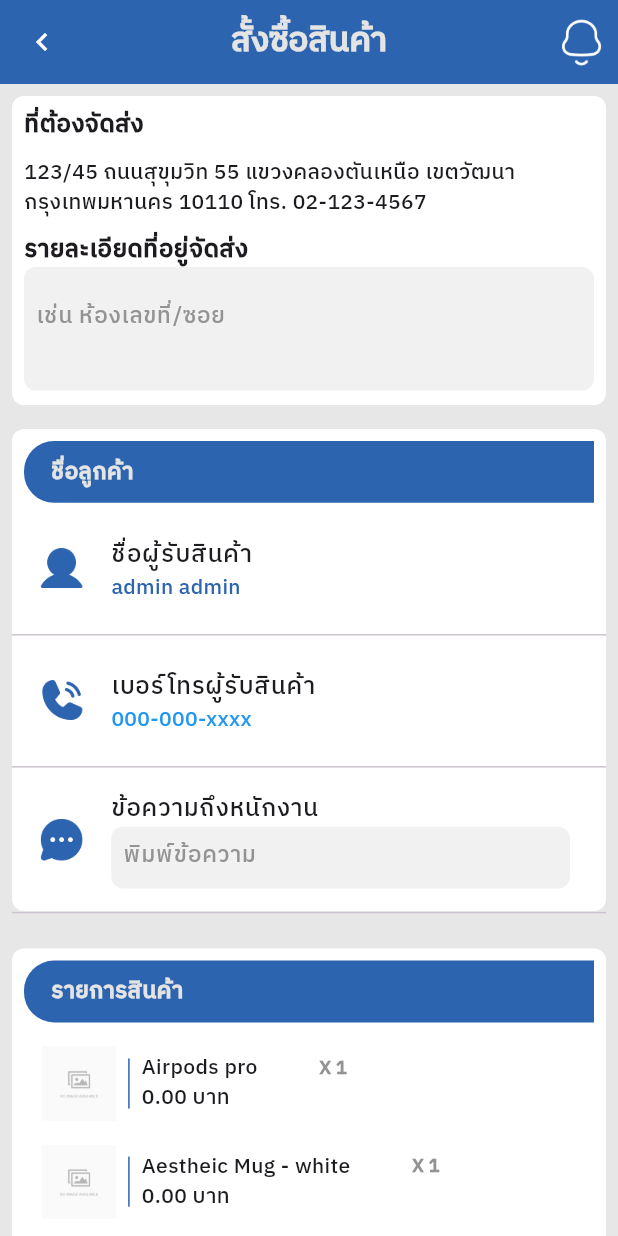
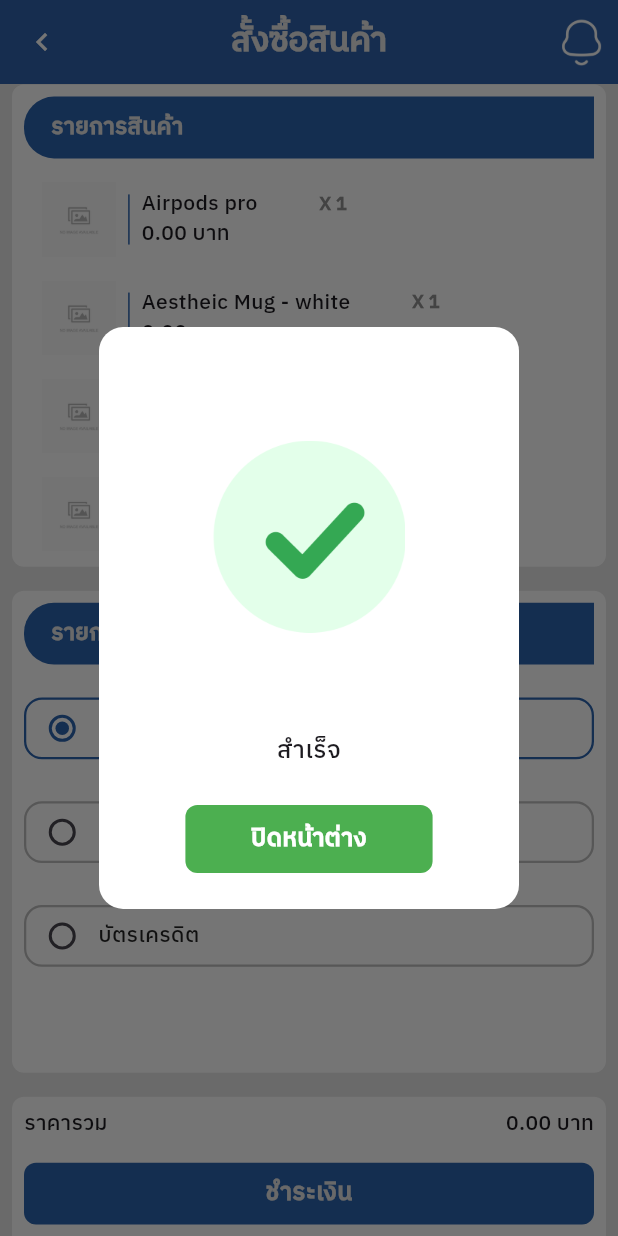
Before and after one commit to Maxza254411/t_and_c_mobile, a Flutter app: the Compleated screen opened directly, scrolled down 576 dp, after a tap on "ชำระเงิน", on a phone screen of 412 x 824 dp. Run offline on Flutter 3.47's test engine with Material 3 defaults, Android fonts, the phone set to English and light mode, and no system bars; our stand-ins replace carousel_slider, shared_preferences; accounts and stored records are empty.

Commit message:
เพิ่มไดอาล็อก

```diff
--- a/lib/fristPage.dart
+++ b/lib/fristPage.dart
@@ -4,7 +4,7 @@ import 'package:t_and_c_mobile/homepage.dart';
 import 'package:t_and_c_mobile/profile.dart';
 
 class FirstPage extends StatefulWidget {
-  const FirstPage({super.key});
+   FirstPage({super.key});
 
   @override
   State<FirstPage> createState() => _FirstPageState();
--- a/lib/order/compleated.dart
+++ b/lib/order/compleated.dart
@@ -1,6 +1,9 @@
 import 'package:flutter/material.dart';
 import 'package:t_and_c_mobile/constang.dart';
+import 'package:t_and_c_mobile/fristPage.dart';
+import 'package:t_and_c_mobile/homepage.dart';
 import 'package:t_and_c_mobile/widget/buildRadioOption.dart';
+import 'package:t_and_c_mobile/widget/dialog.dart';
 import 'package:t_and_c_mobile/widget/field.dart';
 
 class Compleated extends StatefulWidget {
@@ -302,13 +305,24 @@ class _CompleatedState extends State<Compleated> {
                         ),
                       ),
                       GestureDetector(
-                        onTap: () {
-                          Navigator.push(
-                            context,
-                            MaterialPageRoute(
-                              builder: (context) => Compleated(),
+                        onTap: () async {
+                          final out = await showDialog(
+                            barrierDismissible :true,
+                            context: context,
+                            builder: (context) => SucesDialog(
+                              title: 'แจ้งเตือน',
+                              description: 'สำเร็จ',
                             ),
                           );
+                          if (out == true) {
+                            Navigator.pushAndRemoveUntil(
+                              context,
+                              MaterialPageRoute(
+                                builder: (context) => FirstPage(),
+                              ),
+                              (route) => false,
+                            );
+                          }
                         },
                         child: Padding(
                           padding: EdgeInsets.all(8.0),
--- a/lib/widget/dialog.dart
+++ b/lib/widget/dialog.dart
@@ -9,7 +9,7 @@ class AlertDialogYes extends StatefulWidget {
     required this.description,
     required this.pressYes,
     required this.title,
-    this. fontsize,
+    this.fontsize,
     InkWell? onTap,
   }) : super(key: key);
   final String title, description;
@@ -65,3 +65,72 @@ class _AlertDialogYesState extends State<AlertDialogYes> {
     );
   }
 }
+
+class SucesDialog extends StatefulWidget {
+  const SucesDialog({
+    Key? key,
+    required this.description,
+    required this.title,
+    this.fontsize,
+  }) : super(key: key);
+
+  final String title, description;
+  final double? fontsize;
+
+  @override
+  State<SucesDialog> createState() => _SucesDialogState();
+}
+
+class _SucesDialogState extends State<SucesDialog> {
+  @override
+  Widget build(BuildContext context) {
+    final size = MediaQuery.of(context).size;
+
+    return AlertDialog(
+      backgroundColor: Colors.white,
+
+      // ทำให้กล่องเล็กลง
+      shape: RoundedRectangleBorder(borderRadius: BorderRadius.circular(16)),
+
+      title: Image.asset("assets/icons/Group.png", scale: 4),
+      content: ConstrainedBox(
+        constraints: BoxConstraints(maxWidth: 280, maxHeight: 220),
+        child: Text(
+          widget.description,
+          style: TextStyle(
+            fontSize: widget.fontsize ?? 16,
+            fontWeight: FontWeight.w600, // ทำให้ตัวหนา
+          ),
+          textAlign: TextAlign.center,
+        ),
+      ),
+
+      actionsAlignment: MainAxisAlignment.center,
+      actions: [
+        GestureDetector(
+          onTap: () {
+            Navigator.pop(context, true);
+          },
+          child: Container(
+            decoration: BoxDecoration(
+              borderRadius: BorderRadius.circular(8),
+              color: Colors.green,
+            ),
+            height: size.height * 0.055, // ลดความสูงให้กะทัดรัด
+            width: size.width * 0.4, // ปุ่มไม่เต็มจอ
+            child: const Center(
+              child: Text(
+                'ปิดหน้าต่าง',
+                style: TextStyle(
+                  fontSize: 16,
+                  fontWeight: FontWeight.bold,
+                  color: Colors.white,
+                ),
+              ),
+            ),
+          ),
+        ),
+      ],
+    );
+  }
+}
```
Also changed, not shown: assets/icons/Group.png (added).
